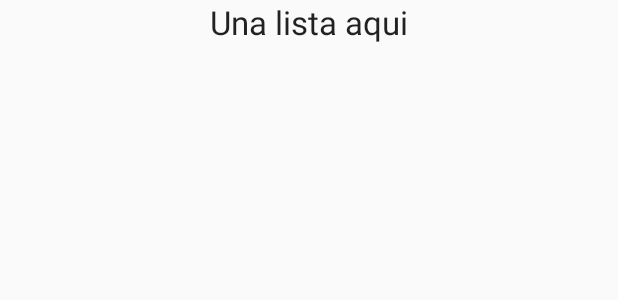
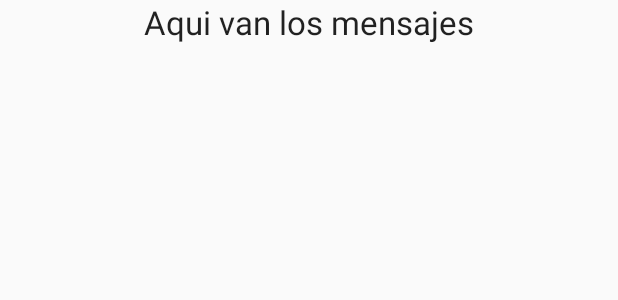
Before and after one commit to josellausas/jaws-android, an Android app: the layout fragment_messages_list.xml on its own in the app's theme, with its tools: preview values and no code run, on a phone screen of 412 x 824 dp. Shown: the top 300 px of the screen. Run offline under Robolectric (Android 15) with nearby library versions, the phone set to English and light mode, and no system bars.

Commit message:
Nice implementation.

```diff
--- a/app/src/main/res/layout/fragment_messages_list.xml
+++ b/app/src/main/res/layout/fragment_messages_list.xml
@@ -7,7 +7,7 @@
         android:layout_width="wrap_content"
         android:layout_height="wrap_content"
         android:textAppearance="?android:attr/textAppearanceLarge"
-        android:text="Una lista aqui"
+        android:text="Aqui van los mensajes"
         android:id="@+id/textView3"
         android:layout_gravity="center_horizontal" />
 </LinearLayout>
```
Also changed, not shown: app/src/main/java/systems/llau/jaws/MainActivity.java (+13 -1 lines).
